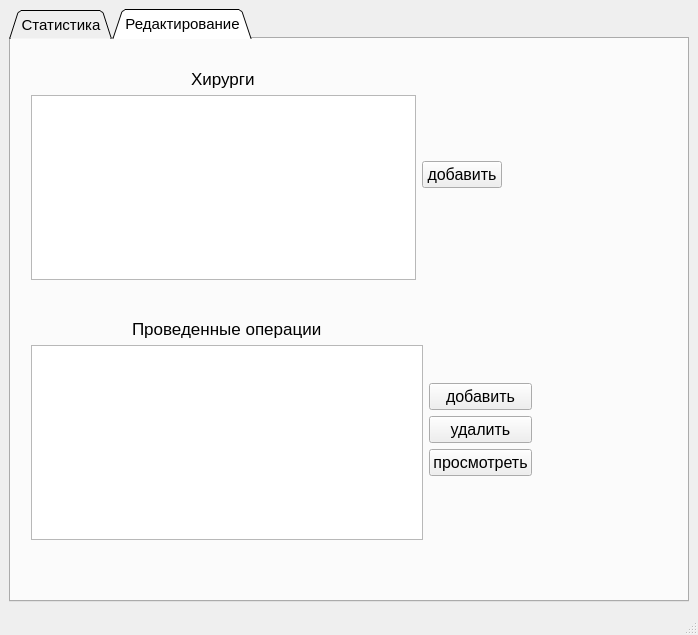
Before: the Qt Designer form Hernia-Qt/mainwindow.ui in dmkrch/Hernia-qt, drawn with Qt 5.
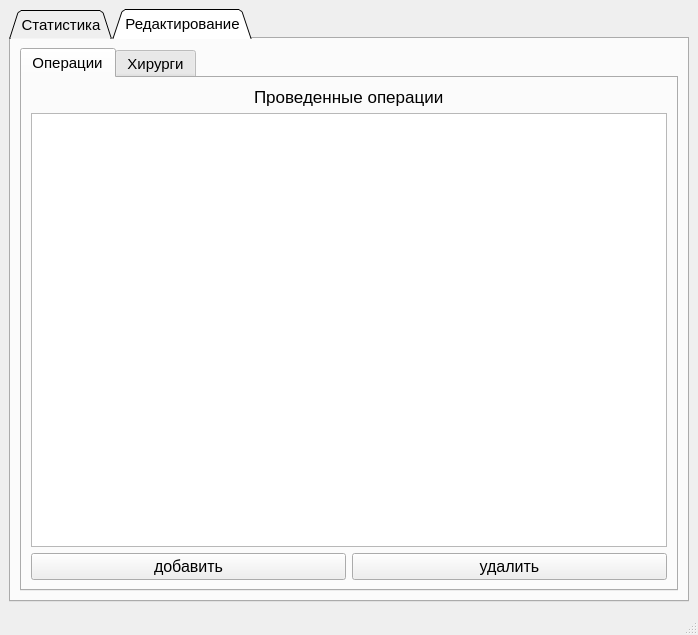
After: the same form once the commit is applied. The open tabs and pages were chosen to show the change.

Commit message: added db manager class. Added db sqlite - hernia. Now program can load surgeons, operations into widgets, and can add new surgeon

Patch:
```diff
--- a/Hernia-Qt/mainwindow.ui
+++ b/Hernia-Qt/mainwindow.ui
@@ -489,16 +489,22 @@
        <attribute name="title">
         <string>Редактирование</string>
        </attribute>
-       <widget class="QWidget" name="layoutWidget">
-        <property name="geometry">
-         <rect>
-          <x>20</x>
-          <y>280</y>
-          <width>501</width>
-          <height>221</height>
-         </rect>
-        </property>
-        <layout class="QHBoxLayout" name="horizontalLayout_8">
+       <layout class="QHBoxLayout" name="horizontalLayout_12">
+        <item>
+         <widget class="QTabWidget" name="tabWidget_">
+          <property name="currentIndex">
+           <number>0</number>
+          </property>
+          <property name="elideMode">
+           <enum>Qt::ElideNone</enum>
+          </property>
+          <widget class="QWidget" name="tab_4">
+           <attribute name="title">
+            <string>Операции</string>
+           </attribute>
+           <layout class="QHBoxLayout" name="horizontalLayout_11">
+            <item>
+             <layout class="QVBoxLayout" name="verticalLayout_12">
          <item>
           <layout class="QVBoxLayout" name="verticalLayout_19">
            <item alignment="Qt::AlignHCenter">
@@ -514,25 +520,22 @@
             </widget>
            </item>
            <item>
-            <widget class="QListWidget" name="listWidget_2"/>
+                 <widget class="QTableView" name="tableView_operations">
+                  <property name="showGrid">
+                   <bool>true</bool>
+                  </property>
+                  <property name="gridStyle">
+                   <enum>Qt::SolidLine</enum>
+                  </property>
+                  <property name="sortingEnabled">
+                   <bool>false</bool>
+                  </property>
+                 </widget>
            </item>
           </layout>
          </item>
          <item>
-          <layout class="QVBoxLayout" name="verticalLayout_20">
-           <item>
-            <spacer name="verticalSpacer_3">
-             <property name="orientation">
-              <enum>Qt::Vertical</enum>
-             </property>
-             <property name="sizeHint" stdset="0">
-              <size>
-               <width>20</width>
-               <height>40</height>
-              </size>
-             </property>
-            </spacer>
-           </item>
+               <layout class="QHBoxLayout" name="horizontalLayout_8">
            <item>
             <widget class="QPushButton" name="pushButton_2">
              <property name="font">
@@ -557,46 +560,20 @@
              </property>
             </widget>
            </item>
-           <item>
-            <widget class="QPushButton" name="pushButton_4">
-             <property name="font">
-              <font>
-               <pointsize>12</pointsize>
-              </font>
-             </property>
-             <property name="text">
-              <string>просмотреть</string>
-             </property>
-            </widget>
-           </item>
-           <item>
-            <spacer name="verticalSpacer_2">
-             <property name="orientation">
-              <enum>Qt::Vertical</enum>
-             </property>
-             <property name="sizeHint" stdset="0">
-              <size>
-               <width>20</width>
-               <height>40</height>
-              </size>
-             </property>
-            </spacer>
-           </item>
+               </layout>
+              </item>
           </layout>
          </item>
         </layout>
        </widget>
-       <widget class="QWidget" name="layoutWidget">
-        <property name="geometry">
-         <rect>
-          <x>20</x>
-          <y>30</y>
-          <width>471</width>
-          <height>211</height>
-         </rect>
-        </property>
+          <widget class="QWidget" name="tab_3">
+           <attribute name="title">
+            <string>Хирурги</string>
+           </attribute>
         <layout class="QHBoxLayout" name="horizontalLayout_10">
          <item>
+             <layout class="QVBoxLayout" name="verticalLayout_11">
+              <item>
           <layout class="QVBoxLayout" name="verticalLayout_18">
            <item alignment="Qt::AlignHCenter">
             <widget class="QLabel" name="label_6">
@@ -611,12 +588,14 @@
             </widget>
            </item>
            <item>
-            <widget class="QListWidget" name="listWidget"/>
+                 <widget class="QListView" name="listView_surgeons">
+                  <property name="layoutMode">
+                   <enum>QListView::SinglePass</enum>
+                  </property>
+                 </widget>
            </item>
           </layout>
          </item>
-         <item>
-          <layout class="QVBoxLayout" name="verticalLayout_17">
            <item>
             <widget class="QPushButton" name="pushButton_add_surgeon">
              <property name="sizePolicy">
@@ -639,6 +618,9 @@
          </item>
         </layout>
        </widget>
+         </widget>
+        </item>
+       </layout>
       </widget>
      </widget>
     </item>
```
Left out of the diff: 2 changed lines with no effect on the pictures. Lines whose indentation alone changed are shown as unchanged. The commit also changes 6 other files.
